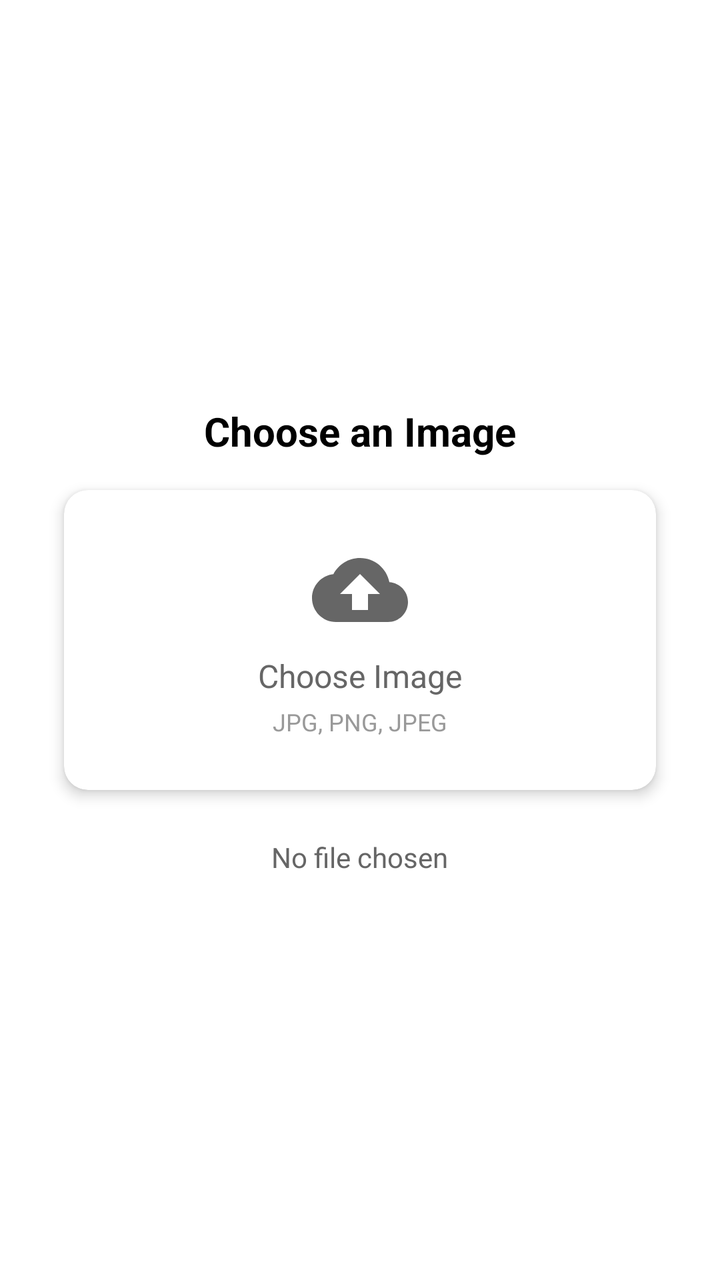
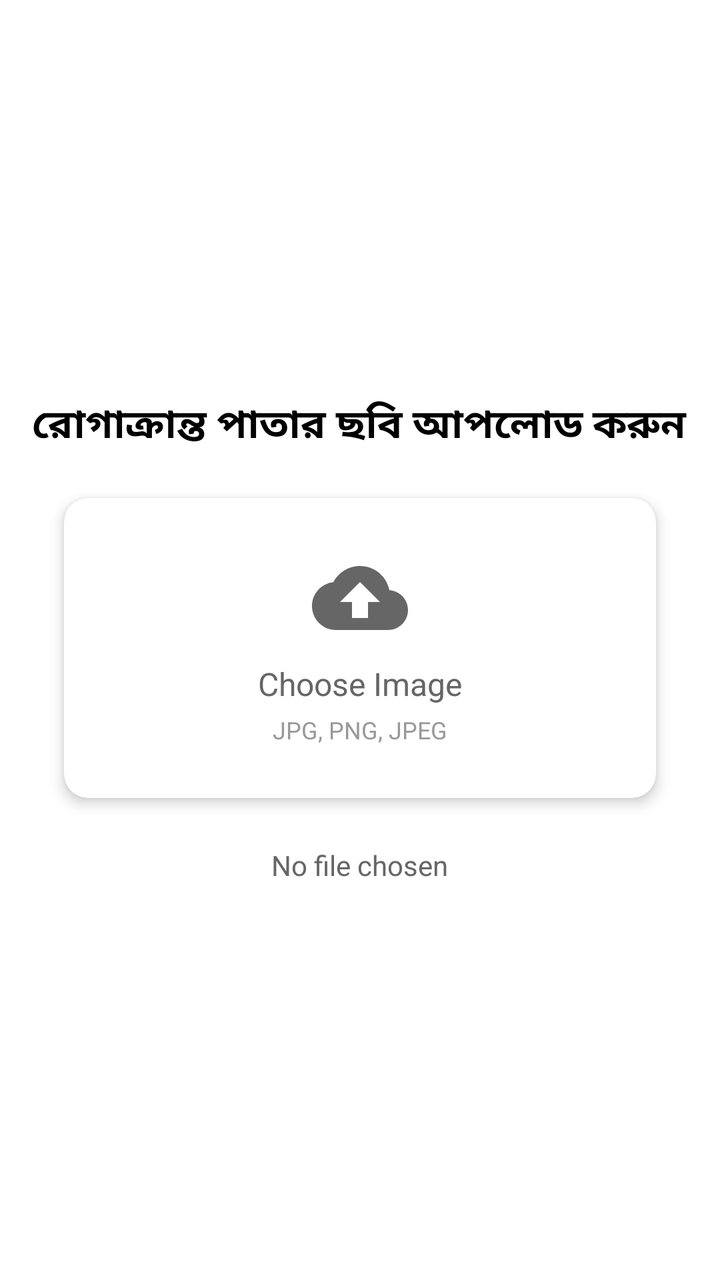

Before-and-after screenshots of an Android layout around one commit, followed by the original layout XML and the change that was made.
<!-- AndroidManifest.xml: application theme Theme.AGRODSS -->
<!-- res/layout/fragment_recommendation.xml -->
<?xml version="1.0" encoding="utf-8"?>
<LinearLayout xmlns:android="http://schemas.android.com/apk/res/android"
    xmlns:app="http://schemas.android.com/apk/res-auto"
    android:layout_width="match_parent"
    android:layout_height="match_parent"
    android:background="@color/white"
    android:gravity="center"
    android:orientation="vertical"
    android:padding="16dp">

    <ImageView
        android:id="@+id/imagePreview"
        android:layout_width="240dp"
        android:layout_height="240dp"
        android:layout_marginBottom="24dp"
        android:background="@drawable/image_placeholder_bg"
        android:scaleType="centerCrop"
        android:visibility="gone" />

    <TextView
        android:id="@+id/choose"
        android:layout_width="wrap_content"
        android:layout_height="wrap_content"
        android:text="Choose an Image"
        android:textColor="#000000"
        android:textSize="20sp"
        android:textStyle="bold" />

    <androidx.cardview.widget.CardView
        android:id="@+id/uploadCard"
        android:layout_width="match_parent"
        android:layout_height="150dp"
        android:layout_margin="16dp"
        android:clickable="true"
        android:focusable="true"
        android:foreground="?android:attr/selectableItemBackground"
        app:cardCornerRadius="12dp"
        app:cardElevation="4dp">

        <LinearLayout
            android:layout_width="match_parent"
            android:layout_height="match_parent"
            android:gravity="center"
            android:orientation="vertical">

            <ImageView
                android:layout_width="48dp"
                android:layout_height="48dp"
                android:src="@drawable/ic_upload"
                app:tint="#666" />

            <TextView
                android:layout_width="wrap_content"
                android:layout_height="wrap_content"
                android:layout_marginTop="8dp"
                android:text="Choose Image"
                android:textColor="#666"
                android:textSize="16sp" />

            <TextView
                android:layout_width="wrap_content"
                android:layout_height="wrap_content"
                android:layout_marginTop="4dp"
                android:text="JPG, PNG, JPEG"
                android:textColor="#999"
                android:textSize="12sp" />
        </LinearLayout>
    </androidx.cardview.widget.CardView>

    <TextView
        android:id="@+id/fileNameText"
        android:layout_width="wrap_content"
        android:layout_height="wrap_content"
        android:layout_marginTop="8dp"
        android:text="No file chosen"
        android:textColor="#666"
        android:textSize="14sp" />

    <TextView
        android:id="@+id/result"
        android:layout_width="wrap_content"
        android:layout_height="wrap_content"
        android:text="ফলাফল"
        android:textColor="#000000"
        android:textSize="20sp"
        android:textStyle="bold"
        android:visibility="gone" />

    <ScrollView
        android:id="@+id/scrollView"
        android:layout_width="match_parent"
        android:layout_height="260dp"
        android:visibility="gone">

        <LinearLayout
            android:layout_width="match_parent"
            android:layout_height="match_parent"
            android:orientation="vertical">

            <TextView
                android:id="@+id/resultText"
                android:layout_width="match_parent"
                android:layout_height="wrap_content"
                android:layout_marginTop="16dp"
                android:lineSpacingExtra="4dp"
                android:textColor="@color/black"
                android:textSize="14sp"
                android:visibility="gone" />
        </LinearLayout>

    </ScrollView>

    <com.google.android.material.button.MaterialButton
        android:id="@+id/uploadButton"
        style="@style/Widget.Material3.Button"
        android:layout_width="wrap_content"
        android:layout_height="wrap_content"
        android:layout_marginTop="24dp"
        android:text="Upload"
        android:visibility="gone" />
    <com.google.android.material.button.MaterialButton
        android:id="@+id/cancelButton"
        android:backgroundTint="#CF142B"
        android:layout_width="wrap_content"
        android:layout_height="wrap_content"
        android:layout_marginTop="24dp"
        android:text="Clear"
        android:visibility="gone" />
</LinearLayout>
<!-- resources referenced by this layout -->
<resources>
  <color name="black">#FF000000</color>
  <color name="white">#FFFFFFFF</color>
  <!-- drawable ic_upload (drawable) -->
  <vector xmlns:android="http://schemas.android.com/apk/res/android"
      android:width="24dp"
      android:height="24dp"
      android:viewportWidth="24"
      android:viewportHeight="24">
      <path
          android:fillColor="@android:color/white"
          android:pathData="M19.35,10.04C18.67,6.59 15.64,4 12,4C9.11,4 6.6,5.64 5.35,8.04C2.34,8.36 0,10.91 0,14c0,3.31 2.69,6 6,6h13c2.76,0 5,-2.24 5,-5C24,12.36 21.95,10.22 19.35,10.04zM14,13v4h-4v-4H7l5,-5 5,5H14z" />
  </vector>
  <!-- drawable image_placeholder_bg (drawable) -->
  <?xml version="1.0" encoding="utf-8"?>
  <shape xmlns:android="http://schemas.android.com/apk/res/android"
      android:shape="rectangle">
      <stroke
          android:width="1dp"
          android:color="#DDD" />
      <corners android:radius="8dp" />
  </shape>
  <style name="Theme.AGRODSS" parent="Base.Theme.AGRODSS" />
  <style name="Base.Theme.AGRODSS" parent="Theme.Material3.DayNight.NoActionBar">
          
          <item name="colorPrimary">@color/primary_color</item>
          <item name="colorSecondaryContainer">@color/main_color</item>
          <item name="colorOnSecondaryContainer">@color/nav_item_color</item>
      </style>
  <color name="primary_color">#2E7D32</color>
  <color name="main_color">#D1E7DD</color>
  <color name="nav_item_color">#333333</color>
</resources>

<!-- the commit's change to res/layout/fragment_recommendation.xml (unified diff, before → after) -->
@@ -21,9 +21,11 @@
         android:id="@+id/choose"
         android:layout_width="wrap_content"
         android:layout_height="wrap_content"
-        android:text="Choose an Image"
+        android:autoSizeTextType="uniform"
+        android:maxLines="1"
+        android:text="রোগাক্রান্ত পাতার ছবি আপলোড করুন"
         android:textColor="#000000"
-        android:textSize="20sp"
+        android:textSize="24sp"
         android:textStyle="bold" />
 
     <androidx.cardview.widget.CardView
@@ -118,12 +120,13 @@
         android:layout_marginTop="24dp"
         android:text="Upload"
         android:visibility="gone" />
+
     <com.google.android.material.button.MaterialButton
         android:id="@+id/cancelButton"
-        android:backgroundTint="#CF142B"
         android:layout_width="wrap_content"
         android:layout_height="wrap_content"
         android:layout_marginTop="24dp"
+        android:backgroundTint="#CF142B"
         android:text="Clear"
         android:visibility="gone" />
 </LinearLayout>
